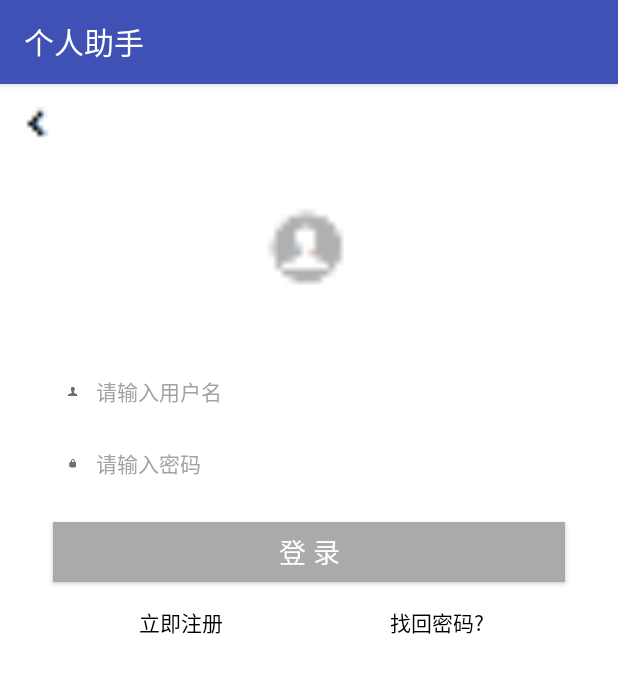
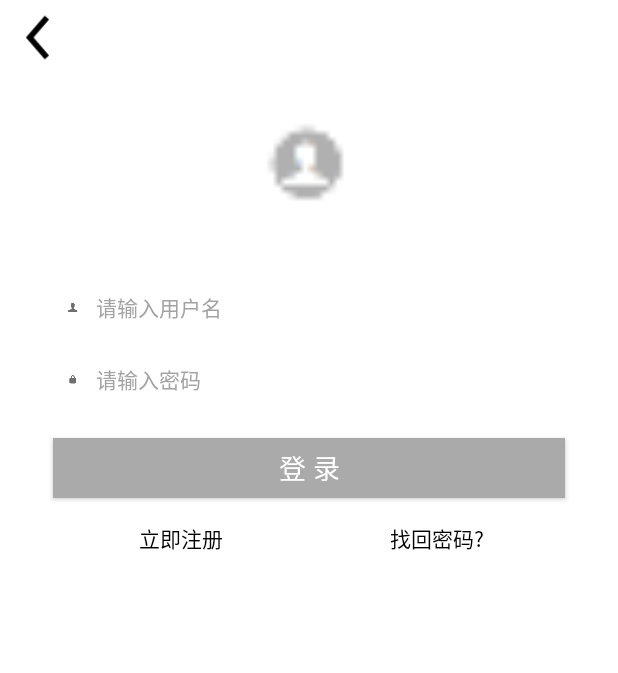
Before and after one commit to zerofe6/2019SRTP-Person-Assistant, an Android app: the LoginActivity screen opened directly, with no data from a screen before it, on a phone screen of 412 x 824 dp. Shown: the top 673 px of the screen. Run offline under Robolectric (Android 15) with nearby library versions, the phone set to English and light mode, and no system bars.

Commit message:
少量图标改动

```diff
--- a/Application1/app/src/main/AndroidManifest.xml
+++ b/Application1/app/src/main/AndroidManifest.xml
@@ -22,10 +22,12 @@
                 <category android:name="android.intent.category.LAUNCHER" />
             </intent-filter>
         </activity>
-        <activity android:name=".login_and_register.LoginActivity">
+        <activity android:name=".login_and_register.LoginActivity"
+            android:theme="@style/AppTheme.NoActionBar">
             //登录
         </activity>
-        <activity android:name=".login_and_register.RegisterActivity">
+        <activity android:name=".login_and_register.RegisterActivity"
+            android:theme="@style/AppTheme.NoActionBar">
             //注册
         </activity>
         <activity android:name=".DrawActivity"></activity>
--- a/Application1/app/src/main/res/drawable/go_back_selector.xml
+++ b/Application1/app/src/main/res/drawable/go_back_selector.xml
@@ -2,8 +2,8 @@
 <selector xmlns:android="http://schemas.android.com/apk/res/android">
     <item
         android:state_pressed="false"
-        android:drawable="@mipmap/go_back_selector_up" />
+        android:drawable="@mipmap/ic_go_back_up" />
     <item
         android:state_pressed="true"
-        android:drawable="@mipmap/go_back_selector_down" />
+        android:drawable="@mipmap/ic_go_back_down" />
 </selector>
```
Also changed, not shown: Application1/app/src/main/ic_go_back_down-web.png (added), Application1/app/src/main/ic_go_back_up-web.png (added), Application1/app/src/main/ic_go_banck_down-web.png (added), Application1/app/src/main/res/mipmap-hdpi/ic_go_back_down.png (added), Application1/app/src/main/res/mipmap-hdpi/ic_go_back_up.png (added), Application1/app/src/main/res/mipmap-mdpi/ic_go_back_down.png (added), Application1/app/src/main/res/mipmap-mdpi/ic_go_back_up.png (added), Application1/app/src/main/res/mipmap-xhdpi/ic_go_back_down.png (added), Application1/app/src/main/res/mipmap-xhdpi/ic_go_back_up.png (added), Application1/app/src/main/res/mipmap-xxhdpi/go_back_selector_down.png (deleted), Application1/app/src/main/res/mipmap-xxhdpi/go_back_selector_up.png (deleted), Application1/app/src/main/res/mipmap-xxhdpi/ic_go_back_down.png (added), Application1/app/src/main/res/mipmap-xxhdpi/ic_go_back_up.png (added), Application1/app/src/main/res/mipmap-xxxhdpi/ic_go_back_down.png (added), 1 more files.
